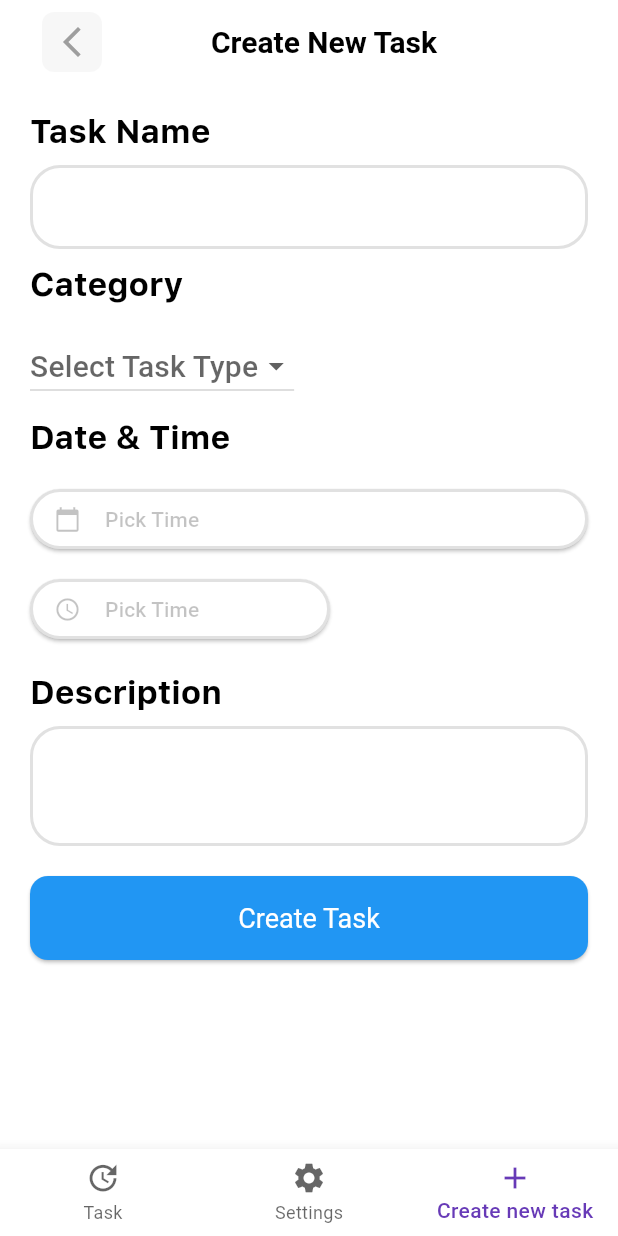
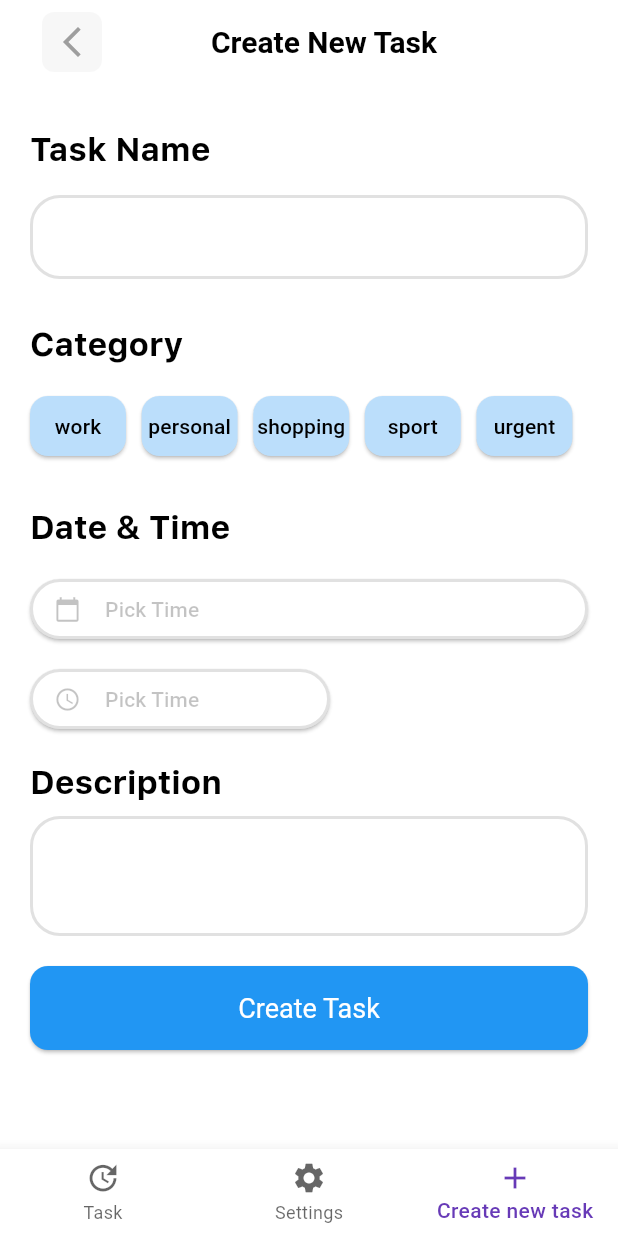
Before and after one commit to VitaliiKharlan/todo_app, a Flutter app: the CreateNewTaskScreen screen opened by its route, on a phone screen of 412 x 824 dp. Run offline on Flutter 3.47's test engine with Material 3 defaults, Android fonts, the phone set to English and light mode, and no system bars; our stand-ins replace auto_route, flutter_bloc, flutter_slidable, flutter_svg; missing offline and left inert: radio_group_v2; project files that could hold a hidden picture were left out.

```diff
--- a/lib/features/create_new_task/view/create_new_task_screen.dart
+++ b/lib/features/create_new_task/view/create_new_task_screen.dart
@@ -3,6 +3,7 @@ import 'package:flutter/material.dart';
 import 'package:auto_route/auto_route.dart';
 import 'package:flutter_bloc/flutter_bloc.dart';
 import 'package:flutter_svg/flutter_svg.dart';
+import 'package:radio_group_v2/radio_group_v2.dart';
 import 'package:todo_app/features/create_new_task/bloc/tasks_bloc.dart';
 
 import 'package:todo_app/ui/theme/app_svg_images.dart';
@@ -22,6 +23,8 @@ class _CreateNewTaskScreenState extends State<CreateNewTaskScreen> {
       TextEditingController();
   DateTime? _selectedDeadline;
   TaskType? _selectedTaskType;
+
+  // final RadioGroupController myController = RadioGroupController();
   // final RadioGroupController myController = RadioGroupController();
 
   // passing a variable to a function
@@ -77,6 +80,13 @@ class _CreateNewTaskScreenState extends State<CreateNewTaskScreen> {
       );
     }
   }
+
+  // @override
+  // void initState() {
+  //   super.initState();
+  //   myController.value = TaskType.values.first.name;
+  //   _selectedTaskType = TaskType.values.first;
+  // }
 
   @override
   Widget build(BuildContext context) {
@@ -141,7 +151,7 @@ class _CreateNewTaskScreenState extends State<CreateNewTaskScreen> {
           mainAxisAlignment: MainAxisAlignment.start,
           crossAxisAlignment: CrossAxisAlignment.start,
           children: [
-            SizedBox(height: 8),
+            SizedBox(height: 20),
             Text(
               'Task Name',
               style: AppTextStyle.appBar.copyWith(
@@ -149,7 +159,7 @@ class _CreateNewTaskScreenState extends State<CreateNewTaskScreen> {
                   fontWeight: FontWeight.w800,
                   color: Colors.black),
             ),
-            SizedBox(height: 12),
+            SizedBox(height: 20),
             TextField(
               controller: _controllerTaskTitle,
               decoration: InputDecoration(
@@ -164,7 +174,7 @@ class _CreateNewTaskScreenState extends State<CreateNewTaskScreen> {
                 ),
               ),
             ),
-            SizedBox(height: 12),
+            SizedBox(height: 32),
             Text(
               'Category',
               style: AppTextStyle.appBar.copyWith(
@@ -173,35 +183,50 @@ class _CreateNewTaskScreenState extends State<CreateNewTaskScreen> {
                   color: Colors.black),
             ),
             SizedBox(height: 20),
-            DropdownButton<TaskType>(
-              value: _selectedTaskType,
-              hint: const Text("Select Task Type"),
-              onChanged: (TaskType? newValue) {
-                setState(() {
-                  _selectedTaskType = newValue;
-                });
-              },
-              items: TaskType.values.map((TaskType type) {
-                return DropdownMenuItem<TaskType>(
-                  value: type,
+            Row(
+              mainAxisAlignment: MainAxisAlignment.center,
+              children: TaskType.values.take(5).map((TaskType type) {
+                return Expanded(
                   child: Row(
                     children: [
-                      Container(
-                        width: 12,
-                        height: 12,
-                        decoration: BoxDecoration(
-                          color: type.color,
-                          shape: BoxShape.circle,
+                      ElevatedButton(
+                        style: ElevatedButton.styleFrom(
+                          backgroundColor: _selectedTaskType == type
+                              ? Colors.blue
+                              : Colors.blue[100],
+                          padding: const EdgeInsets.symmetric(vertical: 10),
+                        ).copyWith(
+                          shape: WidgetStatePropertyAll(
+                            RoundedRectangleBorder(
+                              borderRadius: BorderRadius.circular(12),
+                            ),
+                          ),
+                        ),
+                        onPressed: () {
+                          setState(() {
+                            _selectedTaskType = type;
+                          });
+                        },
+                        child: Row(
+                          mainAxisAlignment: MainAxisAlignment.center,
+                          children: [
+                            Text(type.name,
+                              style: TextStyle(color: _selectedTaskType == type ? Colors.white : Colors.black,
+                              ),
+                            ),
+                          ],
                         ),
                       ),
-                      const SizedBox(width: 8),
-                      Text(type.name),
+                      const SizedBox(width: 4),
                     ],
                   ),
                 );
               }).toList(),
             ),
-            SizedBox(height: 12),
+
+
+
+            SizedBox(height: 32),
             Text(
               'Date & Time',
               style: AppTextStyle.appBar.copyWith(
@@ -221,10 +246,8 @@ class _CreateNewTaskScreenState extends State<CreateNewTaskScreen> {
                     icon: const Icon(Icons.calendar_today),
                     label: Row(
                       mainAxisAlignment: MainAxisAlignment.start,
-                      // Выровнять по левому краю
                       children: const [
-                        // Icon(Icons.access_time),
-                        SizedBox(width: 8), // Отступ между иконкой и текстом
+                        SizedBox(width: 8),
                         Text('Pick Time'),
                       ],
                     ),
@@ -249,10 +272,8 @@ class _CreateNewTaskScreenState extends State<CreateNewTaskScreen> {
                     icon: const Icon(Icons.access_time),
                     label: Row(
                       mainAxisAlignment: MainAxisAlignment.start,
-                      // Выровнять по левому краю
                       children: const [
-                        // Icon(Icons.access_time),
-                        SizedBox(width: 8), // Отступ между иконкой и текстом
+                        SizedBox(width: 8),
                         Text('Pick Time'),
                       ],
                     ),
@@ -312,8 +333,7 @@ class _CreateNewTaskScreenState extends State<CreateNewTaskScreen> {
                 ).copyWith(
                   shape: WidgetStatePropertyAll(
                     RoundedRectangleBorder(
-                      borderRadius:
-                          BorderRadius.circular(12),
+                      borderRadius: BorderRadius.circular(12),
                     ),
                   ),
                 ),
--- a/pubspec.yaml
+++ b/pubspec.yaml
@@ -19,6 +19,7 @@ dependencies:
   intl: ^0.19.0
 
   flutter_svg: ^2.0.17
+  radio_group_v2: ^3.3.0
 
   fleather: ^1.20.1
 
```
Also changed, not shown: pubspec.lock.
